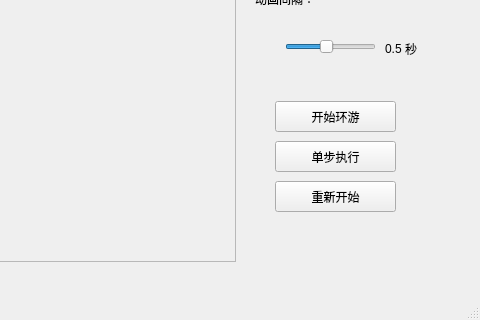
Above: knight.ui from yuanyuanzijin/knight-gui before the change; both pictures show x 295 to 775 and y 262 to 582 of the 775 by 582 pixel window. Below: the same form after it.
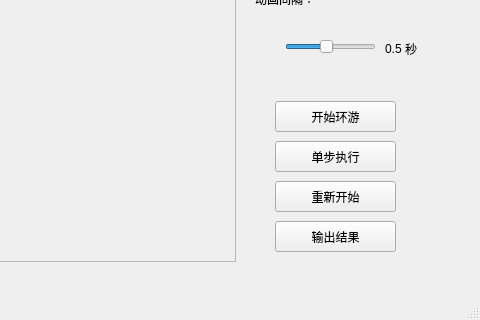
That is the form after the change. Icons and pictures are not drawn.

Commit message: 加入保存文件

Diff of the .ui file:
```diff
--- a/knight.ui
+++ b/knight.ui
@@ -355,6 +355,19 @@
      <string>单步执行</string>
     </property>
    </widget>
+   <widget class="QPushButton" name="btn_save">
+    <property name="geometry">
+     <rect>
+      <x>570</x>
+      <y>460</y>
+      <width>121</width>
+      <height>31</height>
+     </rect>
+    </property>
+    <property name="text">
+     <string>输出结果</string>
+    </property>
+   </widget>
    <zorder>horizontalLayoutWidget_2</zorder>
    <zorder>radio_12</zorder>
    <zorder>label</zorder>
```
Left out of the diff: 1 changed line with no effect on the pictures. The commit also changes 2 other files.
